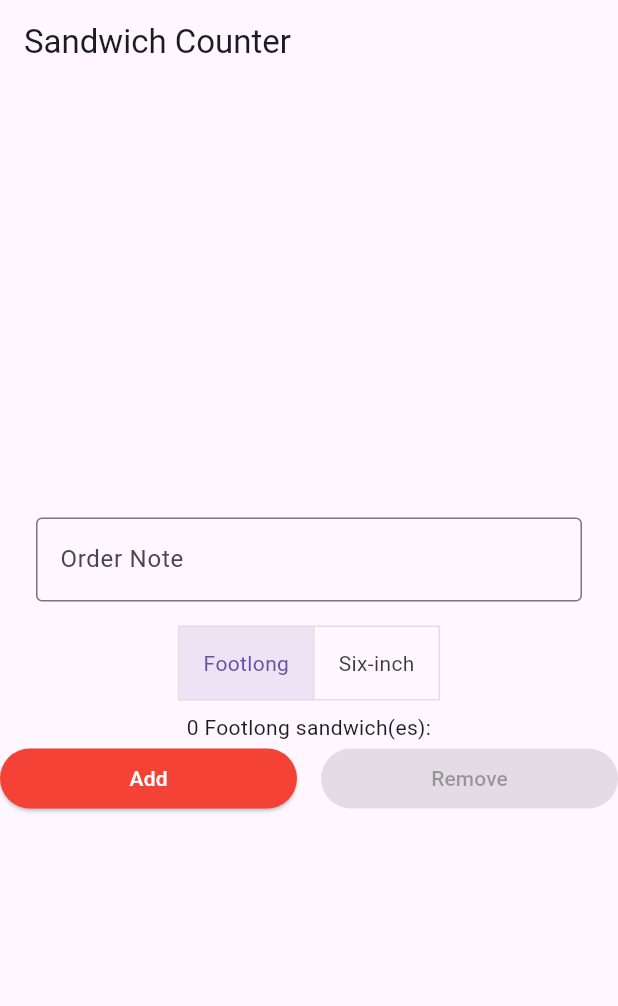
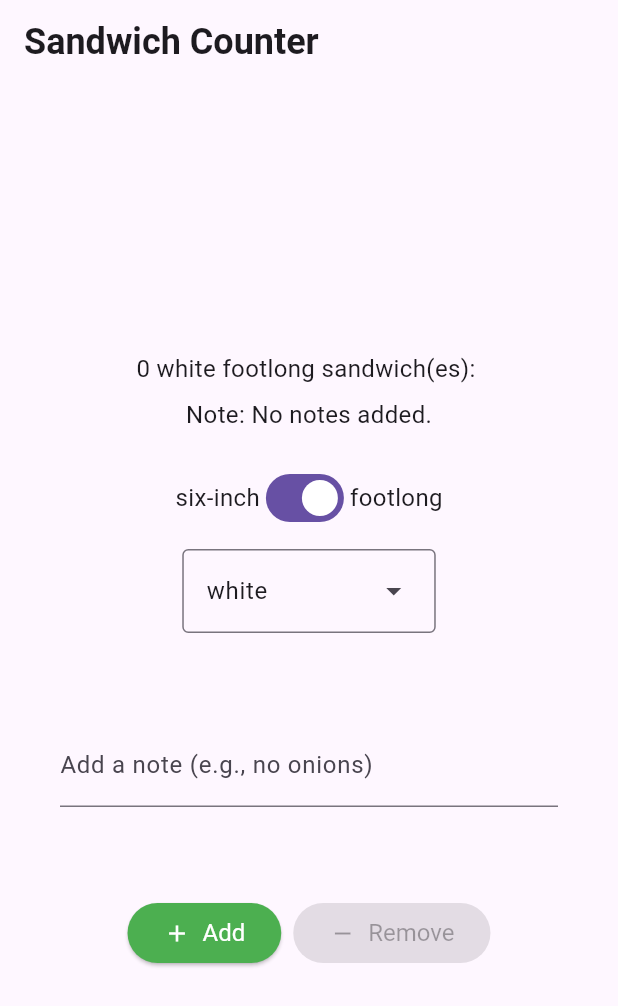
Before and after one commit to up2212102/sandwich_shop, a Flutter app: the screen it shows after launch, on a phone screen of 412 x 824 dp. Shown: the top 1006 px of the screen. Run offline on Flutter 3.47's test engine with Material 3 defaults, Android fonts, the phone set to English and light mode, and no system bars.

```diff
--- a/lib/main.dart
+++ b/lib/main.dart
@@ -1,4 +1,7 @@
 import 'package:flutter/material.dart';
+import 'package:sandwich_shop/views/app_styles.dart';
+
+enum BreadType { white, wheat, wholemeal }
 
 void main() {
   runApp(const App());
@@ -29,85 +32,141 @@
 
 class _OrderScreenState extends State<OrderScreen> {
   int _quantity = 0;
-  final TextEditingController _noteController = TextEditingController();
-  int _selectedSandwichIndex = 0;
-  final List<String> _sandwichTypes = ['Footlong', 'Six-inch'];
+  final TextEditingController _notesController = TextEditingController();
+  bool _isFootlong = true;
+  BreadType _selectedBreadType = BreadType.white;
 
-  void _increaseQuantity() {
+  @override
+  void initState() {
+    super.initState();
+    _notesController.addListener(() {
+      setState(() {});
+    });
+  }
+
+  @override
+  void dispose() {
+    _notesController.dispose();
+    super.dispose();
+  }
+
+  VoidCallback? _getIncreaseCallback() {
     if (_quantity < widget.maxQuantity) {
-      setState(() => _quantity++);
+      return () {
+        setState(() => _quantity++);
+      };
+    }
+    return null;
+  }
+
+  VoidCallback? _getDecreaseCallback() {
+    if (_quantity > 0) {
+      return () {
+        setState(() => _quantity--);
+      };
+    }
+    return null;
+  }
+
+  void _onSandwichTypeChanged(bool value) {
+    setState(() => _isFootlong = value);
+  }
+
+  void _onBreadTypeSelected(BreadType? value) {
+    if (value != null) {
+      setState(() => _selectedBreadType = value);
     }
   }
 
-  void _decreaseQuantity() {
-    if (_quantity > 0) {
-      setState(() => _quantity--);
+  List<DropdownMenuEntry<BreadType>> _buildDropdownEntries() {
+    List<DropdownMenuEntry<BreadType>> entries = [];
+    for (BreadType bread in BreadType.values) {
+      DropdownMenuEntry<BreadType> newEntry = DropdownMenuEntry<BreadType>(
+        value: bread,
+        label: bread.name,
+      );
+      entries.add(newEntry);
     }
+    return entries;
   }
 
   @override
   Widget build(BuildContext context) {
+    String sandwichType = 'footlong';
+    if (!_isFootlong) {
+      sandwichType = 'six-inch';
+    }
+
+    String noteForDisplay;
+    if (_notesController.text.isEmpty) {
+      noteForDisplay = 'No notes added.';
+    } else {
+      noteForDisplay = _notesController.text;
+    }
+
     return Scaffold(
       appBar: AppBar(
-        title: const Text('Sandwich Counter'),
+        title: const Text(
+          'Sandwich Counter',
+          style: heading1,
+        ),
       ),
       body: Center(
         child: Column(
           mainAxisAlignment: MainAxisAlignment.center,
           children: <Widget>[
+            OrderItemDisplay(
+              quantity: _quantity,
+              itemType: sandwichType,
+              breadType: _selectedBreadType,
+              orderNote: noteForDisplay,
+            ),
+            const SizedBox(height: 20),
+            Row(
+              mainAxisAlignment: MainAxisAlignment.center,
+              children: [
+                const Text('six-inch', style: normalText),
+                Switch(
+                  value: _isFootlong,
+                  onChanged: _onSandwichTypeChanged,
+                ),
+                const Text('footlong', style: normalText),
+              ],
+            ),
+            const SizedBox(height: 10),
+            DropdownMenu<BreadType>(
+              textStyle: normalText,
+              initialSelection: _selectedBreadType,
+              onSelected: _onBreadTypeSelected,
+              dropdownMenuEntries: _buildDropdownEntries(),
+            ),
+            const SizedBox(height: 20),
             Padding(
-              padding: const EdgeInsets.symmetric(horizontal: 24.0, vertical: 8.0),
+              padding: const EdgeInsets.all(40.0),
               child: TextField(
-                controller: _noteController,
+                key: const Key('notes_textfield'),
+                controller: _notesController,
                 decoration: const InputDecoration(
-                  border: OutlineInputBorder(),
-                  labelText: 'Order Note',
-                  hintText: 'e.g., No onions, extra pickles',
+                  labelText: 'Add a note (e.g., no onions)',
                 ),
               ),
             ),
-            Padding(
-              padding: const EdgeInsets.symmetric(vertical: 8.0),
-              child: ToggleButtons(
-                isSelected: [
-                  _selectedSandwichIndex == 0,
-                  _selectedSandwichIndex == 1,
-                ],
-                onPressed: (int index) {
-                  setState(() {
-                    _selectedSandwichIndex = index;
-                  });
-                },
-                children: const [
-                  Padding(
-                    padding: EdgeInsets.symmetric(horizontal: 16.0),
-                    child: Text('Footlong'),
-                  ),
-                  Padding(
-                    padding: EdgeInsets.symmetric(horizontal: 16.0),
-                    child: Text('Six-inch'),
-                  ),
-                ],
-              ),
-            ),
-            OrderItemDisplay(
-              _quantity,
-              _sandwichTypes[_selectedSandwichIndex],
-            ),
+            const SizedBox(height: 20),
             Row(
+              mainAxisAlignment: MainAxisAlignment.center,
               children: [
-                Expanded(
-                  child: StyledButton(
-                    text: 'Add',
-                    onPressed: _quantity < widget.maxQuantity ? _increaseQuantity : null,
-                  ),
+                StyledButton(
+                  onPressed: _getIncreaseCallback(),
+                  icon: Icons.add,
+                  label: 'Add',
+                  backgroundColor: Colors.green,
                 ),
-                const SizedBox(width: 16),
-                Expanded(
-                  child: StyledButton(
-                    text: 'Remove',
-                    onPressed: _quantity > 0 ? _decreaseQuantity : null,
-                  ),
+                const SizedBox(width: 8),
+                StyledButton(
+                  onPressed: _getDecreaseCallback(),
+                  icon: Icons.remove,
+                  label: 'Remove',
+                  backgroundColor: Colors.red,
                 ),
               ],
             ),
@@ -118,161 +177,73 @@
   }
 }
 
-class OrderItemDisplay extends StatelessWidget {
-  final String itemType;
-  final int quantity;
-
-  const OrderItemDisplay(this.quantity, this.itemType, {super.key});
-
-  @override
-  Widget build(BuildContext context) {
-    return Text(
-      "$quantity $itemType sandwich(es): ${'🥪' * quantity}",
-      textAlign: TextAlign.center,
-    );
-  }
-}
 class StyledButton extends StatelessWidget {
-  final String text;
-  final VoidCallback? onPressed; // <-- make this nullable
+  final VoidCallback? onPressed;
+  final IconData icon;
+  final String label;
   final Color backgroundColor;
-  final Color foregroundColor;
 
   const StyledButton({
     super.key,
-    required this.text,
     required this.onPressed,
-    this.backgroundColor = Colors.red,
-    this.foregroundColor = Colors.white,
+    required this.icon,
+    required this.label,
+    required this.backgroundColor,
   });
 
   @override
   Widget build(BuildContext context) {
+    ButtonStyle myButtonStyle = ElevatedButton.styleFrom(
+      backgroundColor: backgroundColor,
+      foregroundColor: Colors.white,
+      textStyle: normalText,
+    );
+
     return ElevatedButton(
-      onPressed: onPressed, // works with null to disable
-      style: ElevatedButton.styleFrom(
-        backgroundColor: backgroundColor,
-        foregroundColor: foregroundColor,
+      onPressed: onPressed,
+      style: myButtonStyle,
+      child: Row(
+        children: [
+          Icon(icon),
+          const SizedBox(width: 8),
+          Text(label),
+        ],
       ),
-      child: Text(text),
     );
   }
 }
 
-// class MyApp extends StatelessWidget {
-//   const MyApp({super.key});
+class OrderItemDisplay extends StatelessWidget {
+  final int quantity;
+  final String itemType;
+  final BreadType breadType;
+  final String orderNote;
 
-//   // This widget is the root of your application.
-//   @override
-//   Widget build(BuildContext context) {
-//     return MaterialApp(
-//       title: 'Sandwich Shop App',
-//       theme: ThemeData(
-//         // This is the theme of your application.
-//         //
-//         // TRY THIS: Try running your application with "flutter run". You'll see
-//         // the application has a purple toolbar. Then, without quitting the app,
-//         // try changing the seedColor in the colorScheme below to Colors.green
-//         // and then invoke "hot reload" (save your changes or press the "hot
-//         // reload" button in a Flutter-supported IDE, or press "r" if you used
-//         // the command line to start the app).
-//         //
-//         // Notice that the counter didn't reset back to zero; the application
-//         // state is not lost during the reload. To reset the state, use hot
-//         // restart instead.
-//         //
-//         // This works for code too, not just values: Most code changes can be
-//         // tested with just a hot reload.
-//         colorScheme: ColorScheme.fromSeed(seedColor: Colors.orange),
-//       ),
-//       home: const MyHomePage(title: 'My Sandwich Shop'),
-//     );
-//   }
-// }
+  const OrderItemDisplay({
+    super.key,
+    required this.quantity,
+    required this.itemType,
+    required this.breadType,
+    required this.orderNote,
+  });
 
-// class MyHomePage extends StatefulWidget {
-//   const MyHomePage({super.key, required this.title});
+  @override
+  Widget build(BuildContext context) {
+    String displayText =
+        '$quantity ${breadType.name} $itemType sandwich(es): ${'🥪' * quantity}';
 
-//   // This widget is the home page of your application. It is stateful, meaning
-//   // that it has a State object (defined below) that contains fields that affect
-//   // how it looks.
-
-//   // This class is the configuration for the state. It holds the values (in this
-//   // case the title) provided by the parent (in this case the App widget) and
-//   // used by the build method of the State. Fields in a Widget subclass are
-//   // always marked "final".
-
-//   final String title;
-
-//   @override
-//   State<MyHomePage> createState() => _MyHomePageState();
-// }
-
-// class _MyHomePageState extends State<MyHomePage> {
-
-//   void _incrementCounter() {
-//     setState(() {
-//       // This call to setState tells the Flutter framework that something has
-//       // changed in this State, which causes it to rerun the build method below
-//       // so that the display can reflect the updated values. If we changed
-//       // _counter without calling setState(), then the build method would not be
-//       // called again, and so nothing would appear to happen.
-//     });
-//   }
-
-//   @override
-//   Widget build(BuildContext context) {
-//     // This method is rerun every time setState is called, for instance as done
-//     // by the _incrementCounter method above.
-//     //
-//     // The Flutter framework has been optimized to make rerunning build methods
-//     // fast, so that you can just rebuild anything that needs updating rather
-//     // than having to individually change instances of widgets.
-//     return Scaffold(
-//       appBar: AppBar(
-//         // TRY THIS: Try changing the color here to a specific color (to
-//         // Colors.amber, perhaps?) and trigger a hot reload to see the AppBar
-//         // change color while the other colors stay the same.
-//         backgroundColor: Theme.of(context).colorScheme.inversePrimary,
-//         // Here we take the value from the MyHomePage object that was created by
-//         // the App.build method, and use it to set our appbar title.
-//         title: Text(widget.title),
-//       ),
-//       body: const Center(
-//         // Center is a layout widget. It takes a single child and positions it
-//         // in the middle of the parent.
-//         child: Column(
-//           // Column is also a layout widget. It takes a list of children and
-//           // arranges them vertically. By default, it sizes itself to fit its
-//           // children horizontally, and tries to be as tall as its parent.
-//           //
-//           // Column has various properties to control how it sizes itself and
-//           // how it positions its children. Here we use mainAxisAlignment to
-//           // center the children vertically; the main axis here is the vertical
-//           // axis because Columns are vertical (the cross axis would be
-//           // horizontal).
-//           //
-//           // TRY THIS: Invoke "debug painting" (choose the "Toggle Debug Paint"
-//           // action in the IDE, or press "p" in the console), to see the
-//           // wireframe for each widget.
-//           mainAxisAlignment: MainAxisAlignment.center,
-//           children: <Widget>[
-//             Text(
-//               'Welcome to my shop!',
-//               style: TextStyle(
-//                 fontSize: 24,
-//                 fontWeight: FontWeight.bold,
-//                 color: Colors.orange,
-//               ),
-//             ),
-//           ],
-//         ),
-//       ),
-//       floatingActionButton: FloatingActionButton(
-//         onPressed: _incrementCounter,
-//         tooltip: 'Increment',
-//         child: const Icon(Icons.add),
-//       ), // This trailing comma makes auto-formatting nicer for build methods.
-//     );
-//   }
-// }
+    return Column(
+      children: [
+        Text(
+          displayText,
+          style: normalText,
+        ),
+        const SizedBox(height: 8),
+        Text(
+          'Note: $orderNote',
+          style: normalText,
+        ),
+      ],
+    );
+  }
+}
--- /dev/null
+++ b/lib/views/app_styles.dart
@@ -0,0 +1,10 @@
+import 'package:flutter/material.dart';
+
+const TextStyle normalText = TextStyle(
+  fontSize: 16,
+);
+
+const heading1 = TextStyle(
+  fontSize: 24,
+  fontWeight: FontWeight.bold,
+);
```
